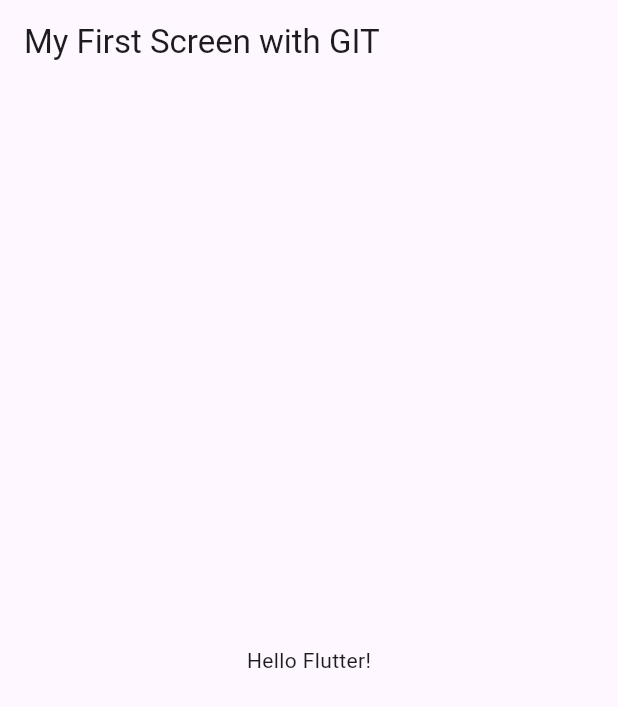
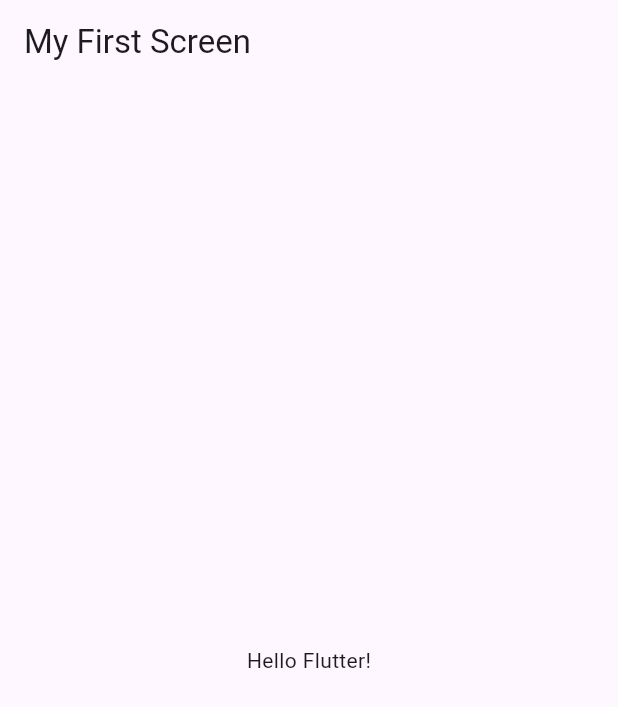
Before and after one commit to ryanfermo/flutter_sample, a Flutter app: the screen it shows after launch, on a phone screen of 412 x 824 dp. Shown: the top 707 px of the screen. Run offline on Flutter 3.47's test engine with Material 3 defaults, Android fonts, the light colour scheme and no system bars.

Commit message:
Initial commit

```diff
--- a/lib/main.dart
+++ b/lib/main.dart
@@ -21,7 +21,7 @@ class HomeScreen extends StatelessWidget {
   @override
   Widget build(BuildContext context) {
     return Scaffold(
-      appBar: AppBar(title: const Text('My First Screen with GIT')),
+      appBar: AppBar(title: const Text('My First Screen')),
       body: const Center(
         child: Text('Hello Flutter!'),
       ),
```
